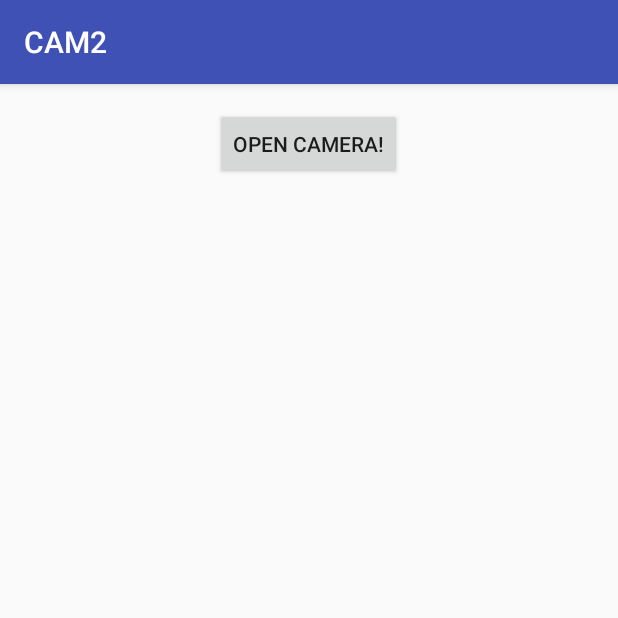
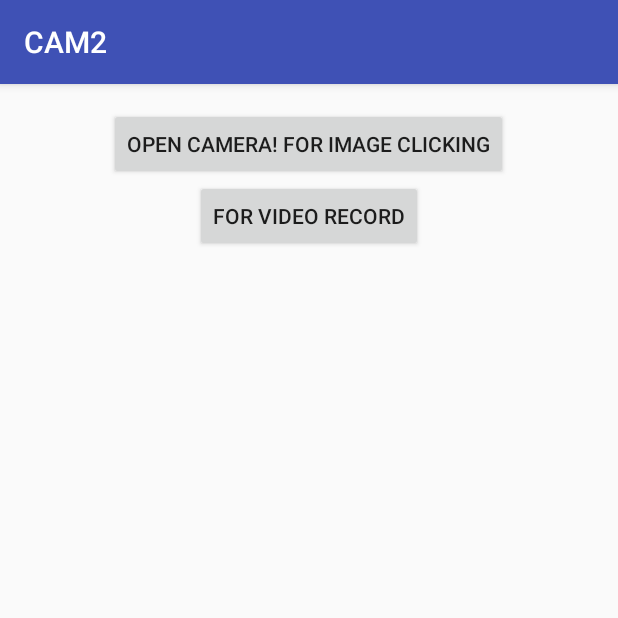
Before and after one commit to batbrain7/Test_Repo, an Android app: the screen it shows after launch (MainActivity), on a phone screen of 412 x 824 dp, the top half of it. Run offline under Robolectric (Android 15) with nearby library versions, the phone set to English and light mode, and no system bars.

Commit message:
Using inbuilt CAmera

```diff
--- a/CAM2/app/src/main/AndroidManifest.xml
+++ b/CAM2/app/src/main/AndroidManifest.xml
@@ -1,6 +1,7 @@
 <?xml version="1.0" encoding="utf-8"?>
 <manifest xmlns:android="http://schemas.android.com/apk/res/android"
     package="com.example.mohitkumar.cam2">
+    <uses-feature android:name="android.hardware.camera2" android:required="true"/>
 <uses-permission android:name="android.permission.WRITE_EXTERNAL_STORAGE"/>
     <application
         android:allowBackup="true"
--- a/CAM2/app/src/main/java/com/example/mohitkumar/cam2/MainActivity.java
+++ b/CAM2/app/src/main/java/com/example/mohitkumar/cam2/MainActivity.java
@@ -20,15 +20,18 @@ public class MainActivity extends AppCompatActivity {
 
     TextView textView;
     Button button;
+    Button button1;
     ImageView imageView;
     static final int requestcode = 1;
+    static final int requestcode1 = 100;
     @Override
     protected void onCreate(Bundle savedInstanceState) {
         super.onCreate(savedInstanceState);
         setContentView(R.layout.activity_main);
         button = (Button)findViewById(R.id.butt1);
-        textView = (TextView)findViewById(R.id.text_2);
+       // textView = (TextView)findViewById(R.id.text_2);
         imageView = (ImageView)findViewById(R.id.img1);
+        button1 = (Button)findViewById(R.id.butt2);
         button.setOnClickListener(new View.OnClickListener() {
             @Override
             public void onClick(View v) {
@@ -38,6 +41,26 @@ public class MainActivity extends AppCompatActivity {
                 startActivityForResult(camera_intent,requestcode);
             }
         });
+        button1.setOnClickListener(new View.OnClickListener() {
+            @Override
+            public void onClick(View v) {
+                Intent cam_intent = new Intent(MediaStore.ACTION_VIDEO_CAPTURE);
+                File file = getfile2();
+                cam_intent.putExtra(MediaStore.EXTRA_OUTPUT,Uri.fromFile(file));
+                startActivityForResult(cam_intent,requestcode1);
+            }
+        });
+    }
+
+    private File getfile2()
+    {
+        File folder = new File("sdcard/cam_2");
+        if(!folder.exists())
+        {
+            folder.mkdir();
+        }
+        File video_file = new File(folder,"video_file.mp4");
+        return video_file;
     }
 
     private File getfile()
@@ -53,7 +76,16 @@ public class MainActivity extends AppCompatActivity {
 
     @Override
     protected void onActivityResult(int requestCode, int resultCode, Intent data) {
-        String path = "sdcard/cam_2/image_file.jpg";
-        imageView.setImageDrawable(Drawable.createFromPath(path));
+
+        if(requestCode == requestcode) {
+            String path = "sdcard/cam_2/image_file.jpg";
+            imageView.setImageDrawable(Drawable.createFromPath(path));
+        }
+        else if(requestCode == requestcode1) {
+            if(resultCode == RESULT_OK)
+            Toast.makeText(getApplicationContext(), "Recording SUCCESSFUL", Toast.LENGTH_SHORT).show();
+            else
+                Toast.makeText(getApplicationContext(),"Recording Unsuccessful",Toast.LENGTH_SHORT).show();
+        }
     }
 }
--- a/CAM2/app/src/main/res/layout/activity_main.xml
+++ b/CAM2/app/src/main/res/layout/activity_main.xml
@@ -13,15 +13,17 @@
     <Button
         android:layout_width="wrap_content"
         android:layout_height="wrap_content"
-        android:text="OPEN CAMERA!"
+        android:text="OPEN CAMERA! For image clicking"
         android:layout_gravity="center"
         android:id="@+id/butt1"
         />
 
-    <TextView
-        android:layout_width="match_parent"
+    <Button
+        android:layout_width="wrap_content"
         android:layout_height="wrap_content"
-        android:id="@+id/text_2"
+        android:text="For Video record"
+        android:layout_gravity="center"
+        android:id="@+id/butt2"
         />
     <ImageView
         android:layout_width="match_parent"
```
